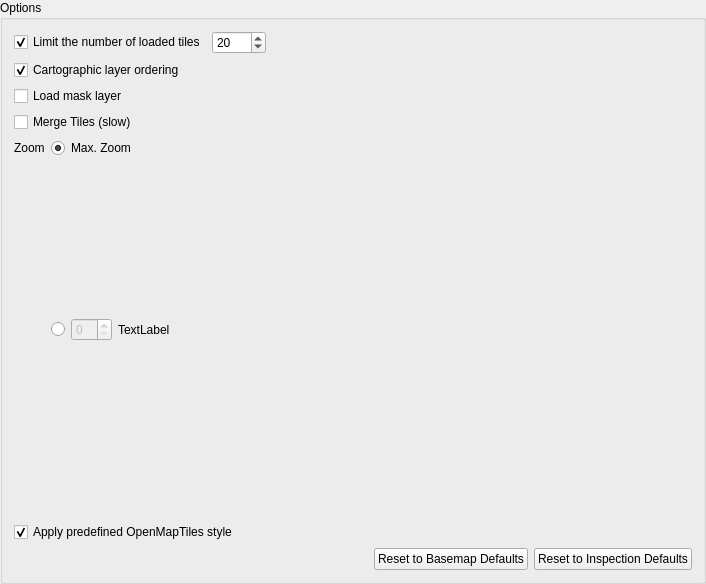
Above: ui/options.ui from geometalab/Vector-Tiles-Reader-QGIS-Plugin before the change. Below: the same form after it.
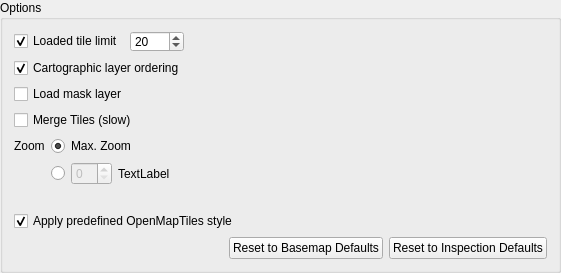
That is the form after the change.

Commit message: text and tooltip regarding tile limit changed

```diff
--- a/ui/options.ui
+++ b/ui/options.ui
@@ -6,8 +6,8 @@
    <rect>
     <x>0</x>
     <y>0</y>
-    <width>706</width>
-    <height>584</height>
+    <width>561</width>
+    <height>256</height>
    </rect>
   </property>
   <property name="sizePolicy">
@@ -82,7 +82,7 @@
      <item row="1" column="0">
       <widget class="QCheckBox" name="chkLimitNrOfTiles">
        <property name="text">
-        <string>Limit the number of loaded tiles</string>
+        <string>Loaded tile limit</string>
        </property>
        <property name="checked">
         <bool>true</bool>
```
Left out of the diff: 3 changed lines with no effect on the pictures. The commit also changes 1 other file.
